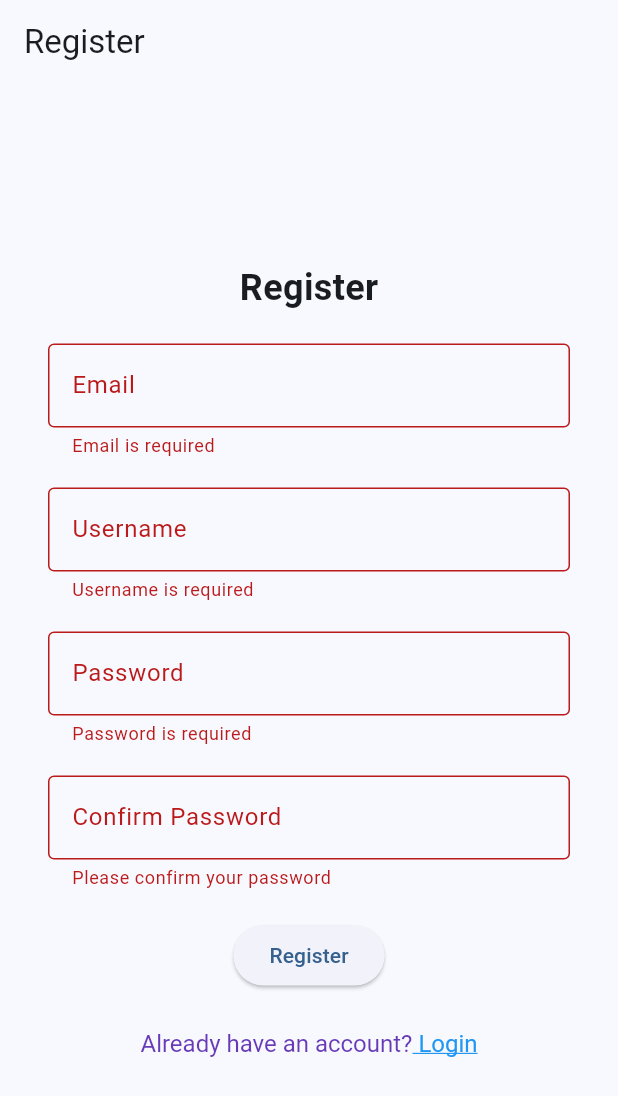
After one commit to MichaelRichi/project-akhir-MangaPedia, a Flutter app: the RegisterPage screen opened directly, after a tap on "Register", on a phone screen of 412 x 824 dp. The commit adds this screen. Shown: the top 1096 px of the screen. Run offline on Flutter 3.47's test engine with Material 3 defaults, Android fonts, the light colour scheme and no system bars; our stand-ins replace shared_preferences; accounts and stored records are empty.

Commit message:
ADD: register screen

```diff
--- a/flutter_mangapedia/lib/screens/login_screen.dart
+++ b/flutter_mangapedia/lib/screens/login_screen.dart
@@ -1,6 +1,8 @@
+import 'package:flutter/gestures.dart';
 import 'package:flutter/material.dart';
 import 'package:flutter_mangapedia/data/user_data.dart';
 import 'package:flutter_mangapedia/models/user.dart';
+import 'package:flutter_mangapedia/screens/register_screen.dart';
 import 'package:shared_preferences/shared_preferences.dart';
 
 class LoginScreen extends StatefulWidget {
@@ -72,7 +74,36 @@ class _LoginScreenState extends State<LoginScreen> {
                             content: Text('Invalid email or password')));
                       }
                     },
-                    child: const Text('Login'))
+                    child: const Text('Login')),
+
+                  const SizedBox(height: 20),
+                  // Link untuk Sign Up
+                  RichText(
+                    text: TextSpan(
+                      text: "Don't have an account?",
+                      style: const TextStyle(
+                          color: Colors.deepPurple, fontSize: 16),
+                      children: [
+                        TextSpan(
+                          text: " Register",
+                          style: const TextStyle(
+                            color: Colors.blue,
+                            fontSize: 16,
+                            decoration: TextDecoration.underline,
+                          ),
+                          recognizer: TapGestureRecognizer()
+                            ..onTap = () {
+                                  Navigator.push(
+                                    context,
+                                    MaterialPageRoute(
+                                      builder: (context) => RegisterScreen(),
+                                    ),
+                                  );
+                            },
+                        ),
+                      ],
+                    ),
+                  ),
               ],
             ),
           ),
--- /dev/null
+++ b/flutter_mangapedia/lib/screens/register_screen.dart
@@ -0,0 +1,181 @@
+import 'package:flutter/gestures.dart';
+import 'package:flutter/material.dart';
+import 'package:flutter_mangapedia/screens/login_screen.dart';
+
+class RegisterScreen extends StatelessWidget {
+  @override
+  Widget build(BuildContext context) {
+    return MaterialApp(
+      title: 'Register Page',
+      debugShowCheckedModeBanner: false,
+      theme: ThemeData(
+        primarySwatch: Colors.blue,
+        textTheme: const TextTheme(
+          bodyMedium: TextStyle(color: Colors.black54),
+        ),
+      ),
+      home: RegisterPage(),
+    );
+  }
+}
+
+class RegisterPage extends StatefulWidget {
+  @override
+  _RegisterPageState createState() => _RegisterPageState();
+}
+
+class _RegisterPageState extends State<RegisterPage> {
+  final _formKey = GlobalKey<FormState>();
+  final TextEditingController _emailController = TextEditingController();
+  final TextEditingController _usernameController = TextEditingController();
+  final TextEditingController _passwordController = TextEditingController();
+  final TextEditingController _confirmPasswordController = TextEditingController();
+
+  final RegExp emailRegex = RegExp(
+    r"^[a-zA-Z0-9._%+-]+@[a-zA-Z0-9.-]+\.[a-zA-Z]{2,}$"
+  );
+
+  @override
+  Widget build(BuildContext context) {
+    return Scaffold(
+      appBar: AppBar(
+        title: const Text('Register'),
+      ),
+      body: Padding(
+        padding: const EdgeInsets.symmetric(horizontal: 32.0),
+        child: Form(
+          key: _formKey,
+          child: Column(
+            mainAxisAlignment: MainAxisAlignment.center,
+            children: [
+              const Text(
+                'Register',
+                style: TextStyle(
+                  fontSize: 24.0,
+                  fontWeight: FontWeight.bold,
+                ),
+              ),
+              const SizedBox(height: 20),
+              TextFormField(
+                controller: _emailController,
+                decoration: const InputDecoration(
+                  labelText: 'Email',
+                  border: OutlineInputBorder(),
+                ),
+                validator: (value) {
+                  if (value == null || value.isEmpty) {
+                    return 'Email is required';
+                  }
+                  if (!emailRegex.hasMatch(value)) {
+                    return 'Enter a valid email';
+                  }
+                  return null;
+                },
+              ),
+              const SizedBox(height: 20),
+              TextFormField(
+                controller: _usernameController,
+                decoration: const InputDecoration(
+                  labelText: 'Username',
+                  border: OutlineInputBorder(),
+                ),
+                validator: (value) {
+                  if (value == null || value.isEmpty) {
+                    return 'Username is required';
+                  }
+                  return null;
+                },
+              ),
+              const SizedBox(height: 20),
+              TextFormField(
+                controller: _passwordController,
+                obscureText: true,
+                decoration: const InputDecoration(
+                  labelText: 'Password',
+                  border: OutlineInputBorder(),
+                ),
+                validator: (value) {
+                  if (value == null || value.isEmpty) {
+                    return 'Password is required';
+                  }
+                  if (value.length < 6) {
+                    return 'Password must be at least 6 characters';
+                  }
+                  return null;
+                },
+              ),
+              const SizedBox(height: 20),
+              TextFormField(
+                controller: _confirmPasswordController,
+                obscureText: true,
+                decoration: const InputDecoration(
+                  labelText: 'Confirm Password',
+                  border: OutlineInputBorder(),
+                ),
+                validator: (value) {
+                  if (value == null || value.isEmpty) {
+                    return 'Please confirm your password';
+                  }
+                  if (value != _passwordController.text) {
+                    return 'Passwords do not match';
+                  }
+                  return null;
+                },
+              ),
+              const SizedBox(height: 20),
+              ElevatedButton(
+                onPressed: () {
+                  if (_formKey.currentState!.validate()) {
+                    ScaffoldMessenger.of(context).showSnackBar(
+                      const SnackBar(
+                        content: Text('Account has been successfully created'),
+                        duration: Duration(seconds: 2),
+                      ),
+                    );
+                    Future.delayed(const Duration(seconds: 2), () {
+                      Navigator.push(
+                        context,
+                        MaterialPageRoute(
+                          builder: (context) => LoginScreen(),
+                        ),
+                      );
+                    });
+                  }
+                },
+                child: const Text('Register'),
+              ),
+              // Link Login
+              const SizedBox(height: 25),
+                  RichText(
+                    text: TextSpan(
+                      text: "Already have an account?",
+                      style: const TextStyle(
+                          color: Colors.deepPurple, fontSize: 16),
+                      children: [
+                        TextSpan(
+                          text: " Login",
+                          style: const TextStyle(
+                            color: Colors.blue,
+                            fontSize: 16,
+                            decoration: TextDecoration.underline,
+                          ),
+                          recognizer: TapGestureRecognizer()
+                            ..onTap = () {
+                                  Navigator.push(
+                                    context,
+                                    MaterialPageRoute(
+                                      builder: (context) => LoginScreen(),
+                                    ),
+                                  );
+                            },
+                        ),
+                      ],
+                    ),
+                  ),
+            ],
+          ),
+        ),
+      ),
+    );
+  }
+}
```
